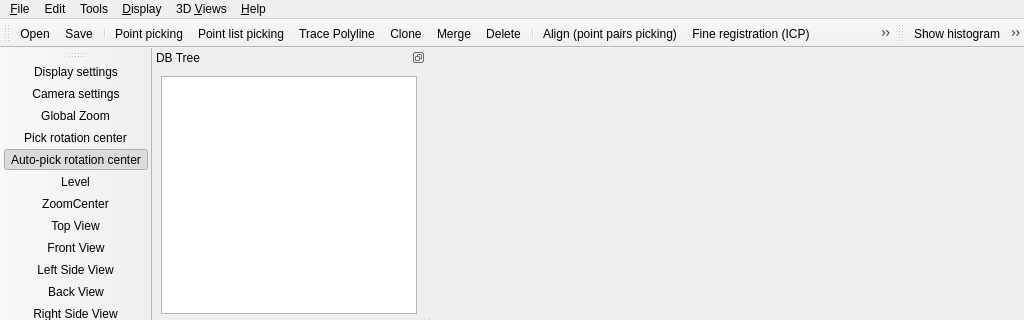
Old version of the form qCC/ui_templates/mainWindow.ui in the repository p-leroy/CloudCompare; both pictures show x 0 to 1024 and y 0 to 320 of the 1024 by 768 pixel window.
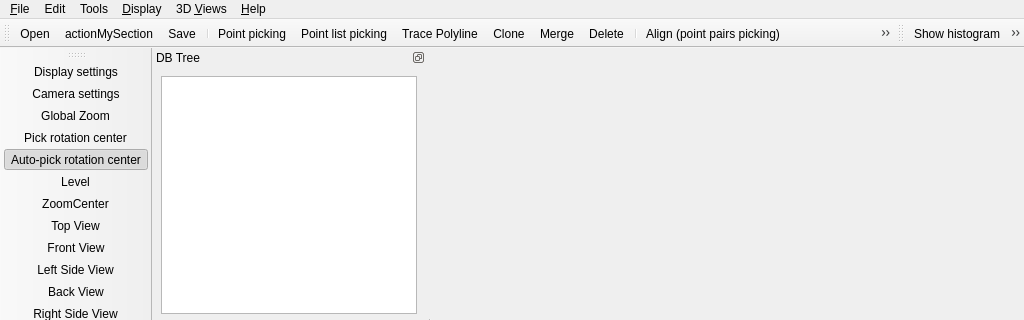
New version of the form. Icons and pictures are not drawn. Custom widgets are drawn as their Qt base class.

```diff
--- a/qCC/ui_templates/mainWindow.ui
+++ b/qCC/ui_templates/mainWindow.ui
@@ -697,6 +697,7 @@
     <bool>false</bool>
    </attribute>
    <addaction name="actionOpen"/>
+   <addaction name="actionMySection"/>
    <addaction name="actionSave"/>
    <addaction name="separator"/>
    <addaction name="actionPointPicking"/>
@@ -3176,6 +3177,11 @@
     <string>Draw normals</string>
    </property>
   </action>
+  <action name="actionMySection">
+   <property name="text">
+    <string>actionMySection</string>
+   </property>
+  </action>
  </widget>
  <customwidgets>
   <customwidget>
```
